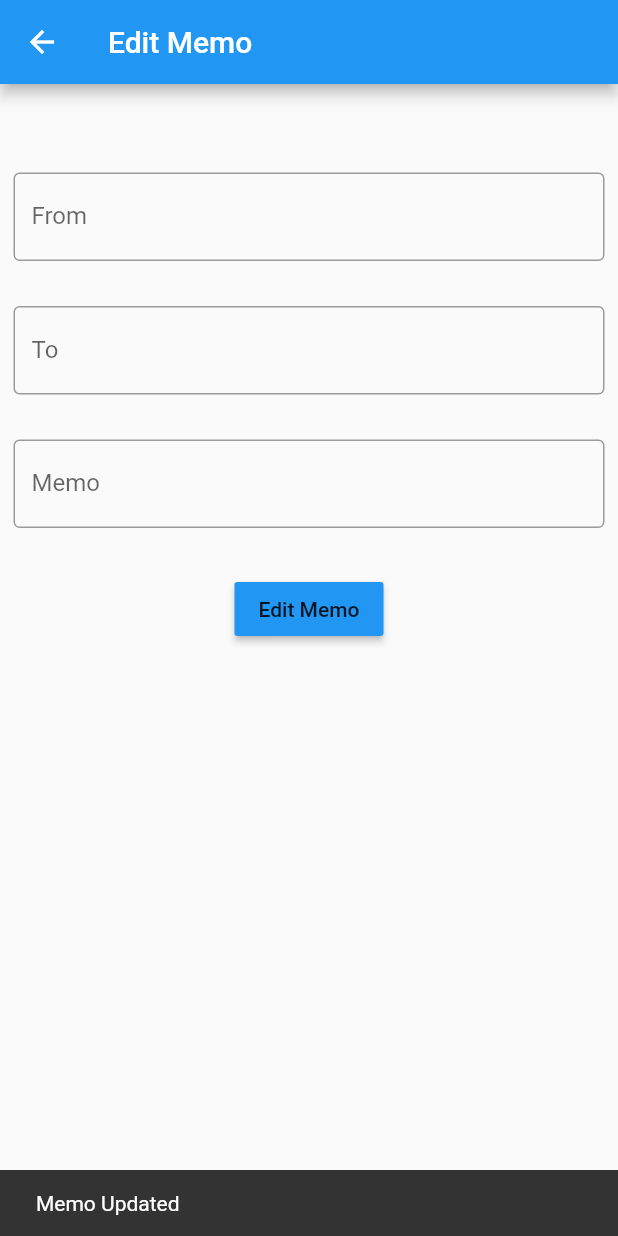
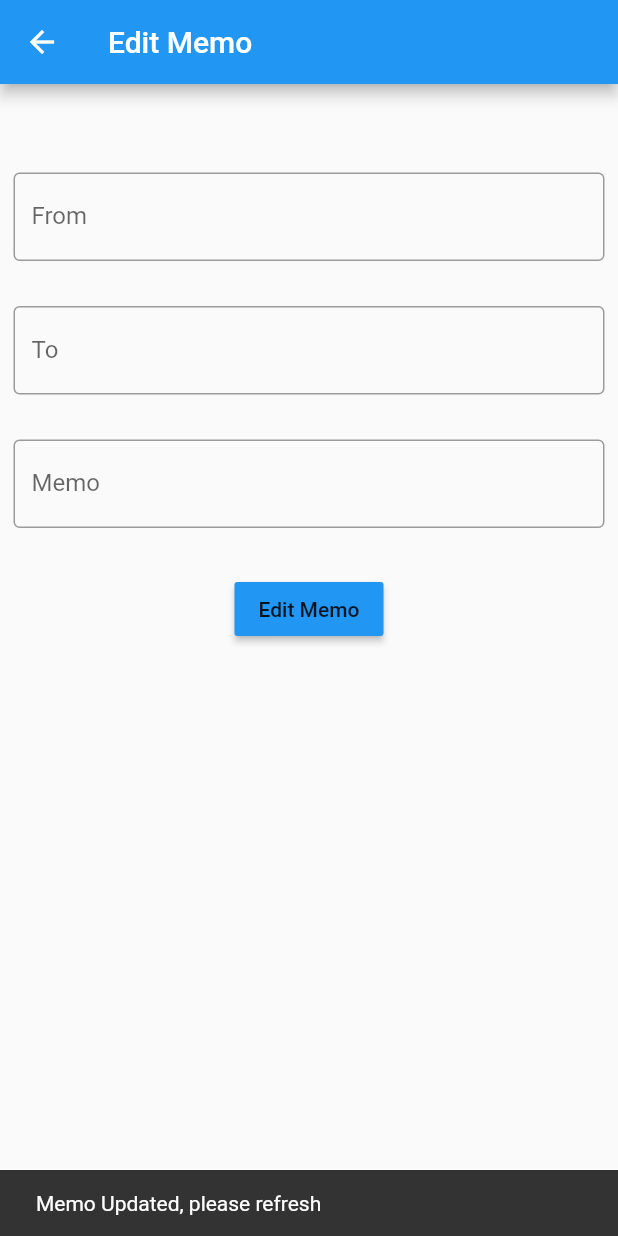
Before and after one commit to pamotinggi/ememo, a Flutter app: the UpdateMemp screen opened directly with empty values, after a tap on "Edit Memo", on a phone screen of 412 x 824 dp. Run offline on Flutter 3.47's test engine with Material 2 defaults, Android fonts, the light colour scheme and no system bars; our stand-ins replace cloud_firestore, easy_splash_screen, firebase_auth, firebase_core, flutter_speed_dial, fluttertoast; accounts and stored records are empty; statements that could not run were skipped.

Commit message:
update back end

```diff
--- a/lib/screen/updatememo.dart
+++ b/lib/screen/updatememo.dart
@@ -1,3 +1,5 @@
+import 'dart:developer';
+
 import 'package:cloud_firestore/cloud_firestore.dart';
 import 'package:ememo/model/viewmemo.dart';
 import 'package:firebase_auth/firebase_auth.dart';
@@ -14,6 +16,7 @@ class UpdateMemp extends StatefulWidget {
 }
 
 class _UpdateMempState extends State<UpdateMemp> {
+  late String id;
   final fromNameController = TextEditingController();
   final toNameController = TextEditingController();
   final memoController = TextEditingController();
@@ -23,6 +26,7 @@ class _UpdateMempState extends State<UpdateMemp> {
   memo memomodel = new memo();
   @override
   void initState() {
+    id = widget.card.id!;
     super.initState();
     FirebaseFirestore.instance
         .collection("users")
@@ -82,15 +86,15 @@ class _UpdateMempState extends State<UpdateMemp> {
                 onPressed: () {
                   var date = DateTime.now().toString();
                   final snackBar =
-                      SnackBar(content: const Text("Memo Updated"));
+                      SnackBar(content: const Text("Memo Updated, please refresh"));
                   ScaffoldMessenger.of(context).showSnackBar(snackBar);
                   final docUser = FirebaseFirestore.instance
                       .collection('memo')
                       .doc(user!.email)
                       .collection('content')
-                      .doc('${widget.card.id}');
+                      .doc(id);
                   docUser.update({
-                    'from': fromNameController,
+                    'from': fromNameController.text,
                     'to': toNameController.text,
                     'memo': memoController.text,
                   });
--- a/lib/widget/memo_card.dart
+++ b/lib/widget/memo_card.dart
@@ -59,13 +59,13 @@ class MemoCard extends StatelessWidget {
                 color: Colors.red,
                 onPressed: () {
                   final snackBar =
-                  SnackBar(content: const Text("Memo Updated"));
+                  SnackBar(content: const Text("Memo Deleted, please refresh"));
                   ScaffoldMessenger.of(context).showSnackBar(snackBar);
                   final docUser = FirebaseFirestore.instance
                       .collection('memo')
                       .doc(user!.email)
                       .collection('content')
-                      .doc();
+                      .doc(card.id);
                   docUser.delete();
                 },
                 child: Text("Delete"),
```
